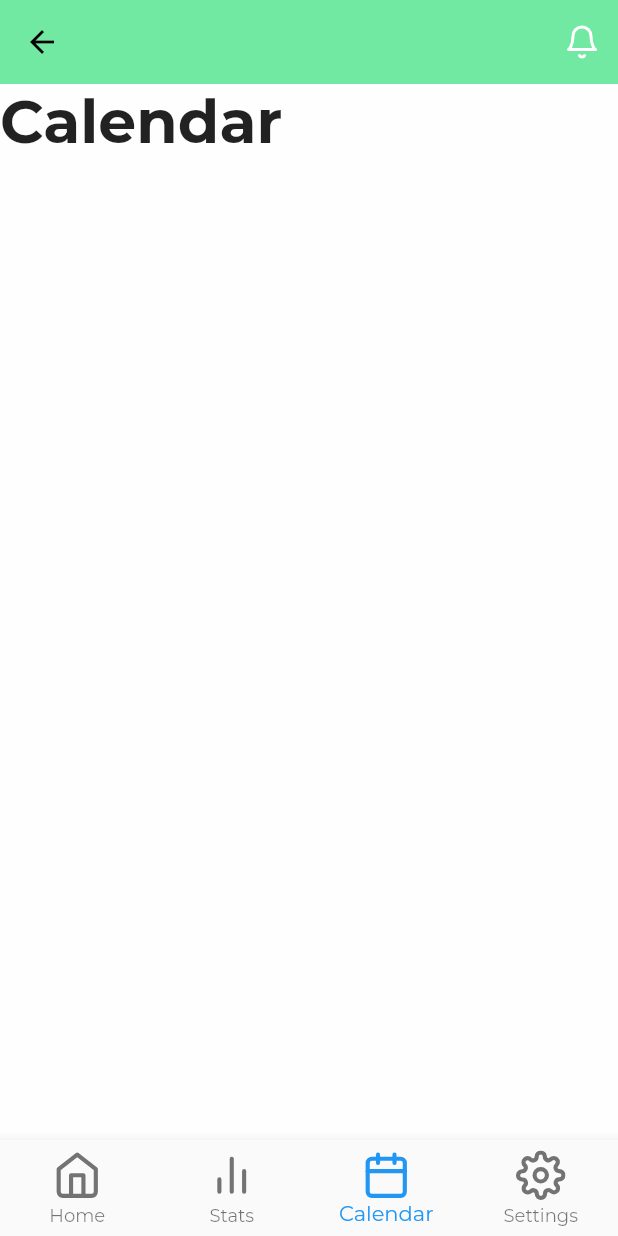
After one commit to davidryan-mu/Moodial, a Flutter app: the CalendarScreen screen opened directly, on a phone screen of 412 x 824 dp. The commit adds this screen. Run offline on Flutter 3.47's test engine with Material 2 defaults, Android fonts, the phone set to English and light mode, and no system bars; our stand-ins replace feather_icons_flutter, google_fonts.

Commit message:
Can change avatar with image url. New screens

```diff
--- a/lib/models/user.dart
+++ b/lib/models/user.dart
@@ -5,12 +5,14 @@ class User {
   final String userToken;
   String username;
   Entry lastEntry;
+  String avatarLink;
 
   User({
     this.loginStatus,
     this.userToken,
     this.username,
     this.lastEntry,
+    this.avatarLink,
   });
 
   // ignore: empty_constructor_bodies
--- /dev/null
+++ b/lib/screens/calendar_screen.dart
@@ -0,0 +1,69 @@
+import 'package:Moodial/models/user.dart';
+import 'package:Moodial/widgets/navbar.dart';
+import 'package:feather_icons_flutter/feather_icons_flutter.dart';
+import 'package:flutter/material.dart';
+
+class CalendarScreen extends StatefulWidget {
+  final User user;
+  final Function navPosCallback;
+
+  CalendarScreen({
+    this.user,
+    this.navPosCallback,
+  });
+
+  @override
+  _CalendarScreenState createState() => _CalendarScreenState(
+        user: this.user,
+        navPosCallback: this.navPosCallback,
+      );
+}
+
+class _CalendarScreenState extends State<CalendarScreen> {
+  int _currentTab = 2;
+  User user;
+  Function navPosCallback;
+
+  _CalendarScreenState({
+    this.user,
+    this.navPosCallback,
+  });
+
+  @override
+  Widget build(BuildContext context) {
+    return Scaffold(
+      body: CustomScrollView(
+        slivers: <Widget>[
+          SliverAppBar(
+            actions: <Widget>[
+              IconButton(
+                icon: Icon(
+                  FeatherIcons.bell,
+                  color: Colors.white,
+                ),
+                onPressed: () => print('notif pressed'),
+              )
+            ],
+          ),
+          SliverList(
+            delegate: SliverChildListDelegate(
+              [
+                Text(
+                  'Calendar',
+                  style: TextStyle(
+                    fontWeight: FontWeight.bold,
+                    fontSize: 40.0,
+                  ),
+                ),
+              ],
+            ),
+          )
+        ],
+      ),
+      bottomNavigationBar: NavBar(
+        currentTab: _currentTab,
+        callback: navPosCallback,
+      ),
+    );
+  }
+}
--- a/lib/screens/home_screen.dart
+++ b/lib/screens/home_screen.dart
@@ -80,7 +80,7 @@ class _HomeScreenState extends State<HomeScreen> {
                   padding: const EdgeInsets.fromLTRB(15.0, 15.0, 0.0, 0.0),
                   child: Text(
                     user.username != null
-                        ? 'Welcome back, ' + user.username + '!'
+                        ? 'Good to see you, ' + user.username + '!'
                         : 'Welcome to Moodial!',
                     style: TextStyle(
                       fontWeight: FontWeight.bold,
@@ -88,7 +88,7 @@ class _HomeScreenState extends State<HomeScreen> {
                     ),
                   ),
                 ),
-                Avatar(),
+                Avatar(user: user),
                 Padding(
                   padding: const EdgeInsets.symmetric(horizontal: 15.0),
                   child: Text('How are you feeling right now?'),
--- a/lib/widgets/landing_screen/signup_form.dart
+++ b/lib/widgets/landing_screen/signup_form.dart
@@ -134,6 +134,7 @@ class _SignUpFormState extends State<SignUpForm> {
                           passwordController.text,
                         ).then((user) {
                           if (user.loginStatus == 'User logged in') {
+                            user.username = usernameController.text;
                             this.callback(true, user);
                           } else {
                             Scaffold.of(context).showSnackBar(
```
Also changed, not shown: lib/main.dart (+17 -2 lines), lib/screens/settings_screen.dart (+112 -3 lines), lib/screens/stats_screen.dart (added, +69 -0 lines), lib/widgets/home_screen/avatar.dart (+24 -8 lines), lib/widgets/settings_screen/avatar.dart (+24 -8 lines).
